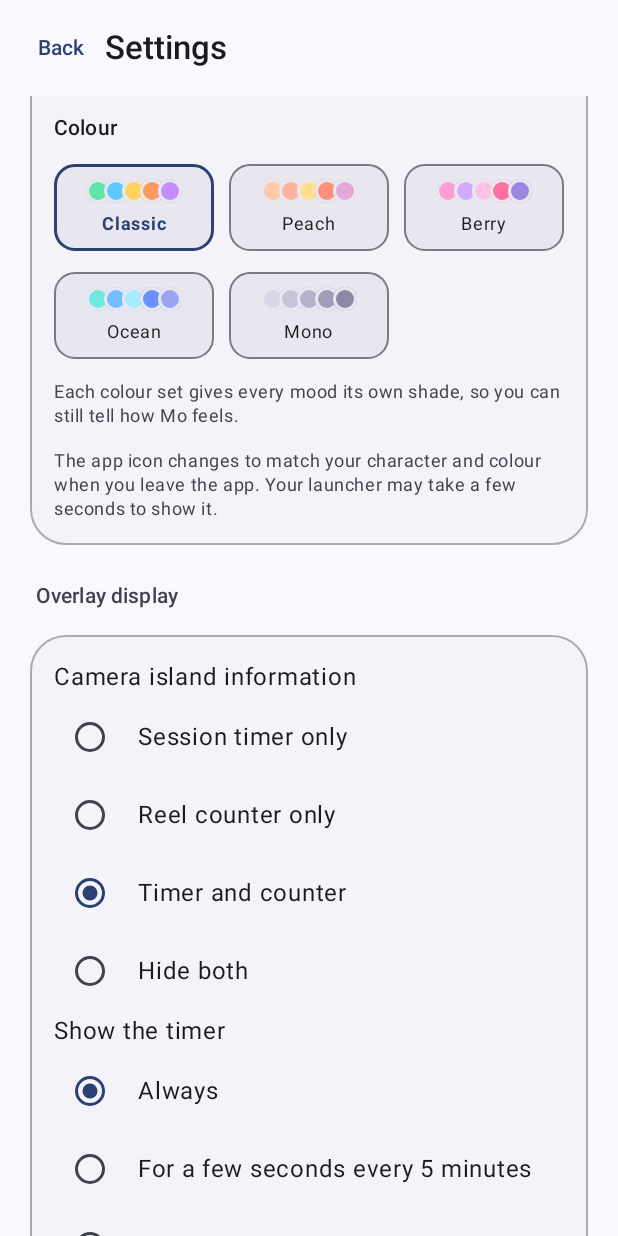
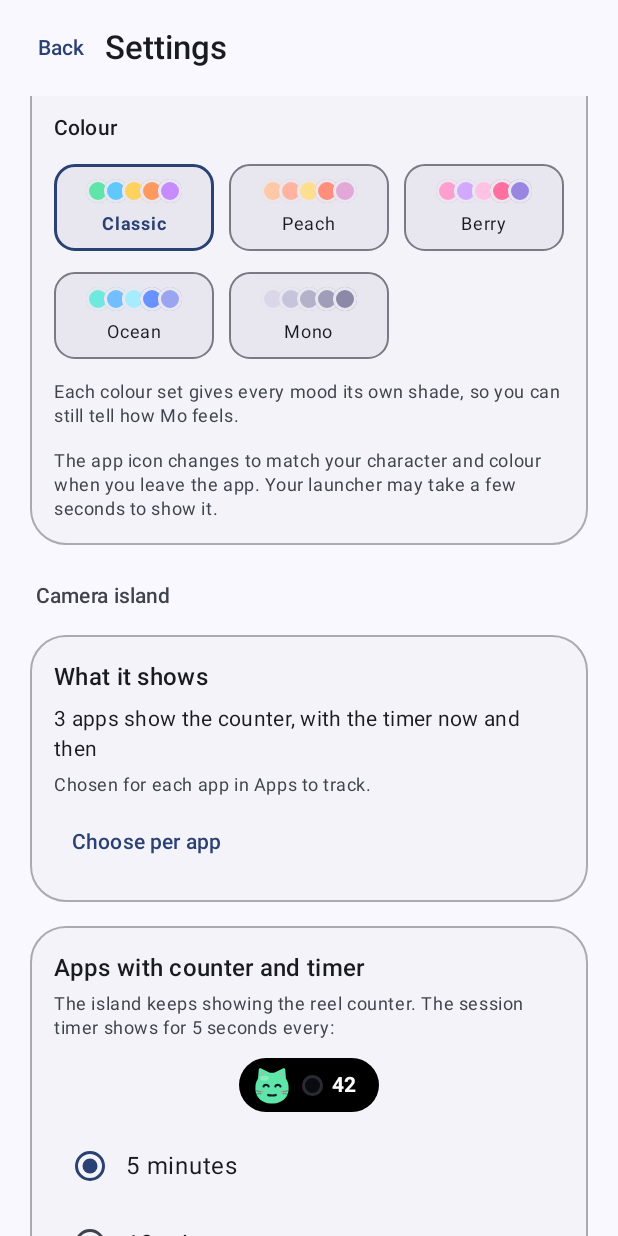
Before and after one commit to aman-dhakar-191/Mindscroll, an Android app built with Jetpack Compose: the composable SettingsScreen shown on its own in the app's theme, scrolled down 532 dp, on a phone screen of 412 x 824 dp. Run offline under Robolectric (Android 15) with nearby library versions, the phone set to English and light mode, and no system bars.

Commit message:
Camera island: choose per app, counter with the timer now and then, hide after leaving, centred on the camera
- Apps to track: every tracked app picks what the island shows (Timer, Counter, Both,
  Nothing). Counter and Both need reel counting; an app without it never shows a counter.
- Both keeps the reel counter up and shows the session timer for 5 seconds every 5 or 10
  minutes. No more vertical scrolling: changes fade. The timer-only rhythm (always, 5, 10)
  is its own option, and the timer stays up 5 s (was 8).
- Settings -> Camera island is rebuilt around that, with a preview of the island per panel.
- New: hide the island 3 or 5 seconds after leaving an app. When the phone can't say what is
  in front, the wait is twice that instead of 30 s.
- The camera hole is centred in the island: both sides get the same width. The detection log
  records where the camera and island are, to explain an island that looks off-centre.
- What the island shows is decided in one tested function (IslandInfo) and logged. The old
  single setting only supplies defaults, so nobody's island changes on update.

Co-Authored-By: Claude Sonnet 5.5 <noreply@anthropic.com>
Claude-Session: https://claude.ai/code/session_014Jy7NZRPTkKj44MLDw1twb

```diff
--- a/app/src/main/java/io/github/amandhakar/mindscroll/data/Settings.kt
+++ b/app/src/main/java/io/github/amandhakar/mindscroll/data/Settings.kt
@@ -17,7 +17,35 @@ class Settings(context: Context) {
     private val prefs: SharedPreferences =
         context.getSharedPreferences("settings", Context.MODE_PRIVATE)
 
-    enum class InfoMode { TIMER, COUNTER, BOTH, HIDDEN }
+    /**
+     * What the camera island shows in one app. [BOTH] keeps the reel counter up and shows the
+     * session timer now and then (see [TimerReveal]); there is no scrolling between them.
+     * Counter and Both need reel counting in that app, so without it they fall back to the timer.
+     */
+    enum class AppInfo { TIMER, COUNTER, BOTH, NOTHING }
+
+    /** How soon after leaving an app the island hides. */
+    enum class LeaveDelay(val ms: Long) { THREE_SECONDS(3_000L), FIVE_SECONDS(5_000L) }
+
+    /**
+     * What the island shows in each app: the user's own choice per app, or the default for apps
+     * they haven't chosen for. Pure data, so the rules are testable.
+     */
+    data class InfoChoices(
+        val perApp: Map<String, AppInfo> = emptyMap(),
+        /** For an app that counts reels and has no choice of its own. */
+        val reelDefault: AppInfo = AppInfo.BOTH,
+        /** For any other tracked app with no choice of its own. */
+        val otherDefault: AppInfo = AppInfo.TIMER,
+    ) {
+        /** What [packageName] shows, given whether it counts reels. Null package: the reel default. */
+        fun choiceFor(packageName: String?, countsReels: Boolean): AppInfo {
+            val chosen = packageName?.let { perApp[it] }
+                ?: if (countsReels || packageName == null) reelDefault else otherDefault
+            // A counter needs reels to count: an app that doesn't count them shows the timer instead.
+            return if (!countsReels && (chosen == AppInfo.COUNTER || chosen == AppInfo.BOTH)) AppInfo.TIMER else chosen
+        }
+    }
     enum class MascotSize { COMPACT, STANDARD, LARGE }
 
     /**
@@ -52,12 +80,15 @@ class Settings(context: Context) {
     data class Display(
         val cameraPatch: Boolean,
         val bubble: Boolean,
-        val infoMode: InfoMode,
-        val autoScroll: Boolean,
+        val info: InfoChoices,
         val mascotSize: MascotSize,
         val motionStyle: MotionStyle,
         val milestoneReactions: Boolean,
+        /** How often the timer shows in apps set to the timer only. */
         val timerReveal: TimerReveal = TimerReveal.ALWAYS,
+        /** How often the timer shows over the counter in apps set to Both. Never "always". */
+        val counterTimerEvery: TimerReveal = TimerReveal.EVERY_5_MIN,
+        val leaveDelay: LeaveDelay = LeaveDelay.THREE_SECONDS,
         val character: MoCharacter = MoCharacter.MO,
         val palette: MoPalette = MoPalette.CLASSIC,
     )
@@ -80,14 +111,53 @@ class Settings(context: Context) {
         get() = prefs.getBoolean(KEY_BUBBLE, false)
         set(value) = prefs.edit().putBoolean(KEY_BUBBLE, value).apply()
 
-    var infoMode: InfoMode
-        get() = runCatching { InfoMode.valueOf(prefs.getString(KEY_INFO_MODE, InfoMode.BOTH.name)!!) }
-            .getOrDefault(InfoMode.BOTH)
-        set(value) = prefs.edit().putString(KEY_INFO_MODE, value.name).apply()
+    /**
+     * The old, single "what the island shows" setting. No longer written: it only supplies the
+     * defaults for apps the user hasn't chosen for yet, so nobody's island changes on update.
+     * Both with auto-scroll off used to mean the counter alone.
+     */
+    private fun legacyInfo(): AppInfo {
+        val stored = prefs.getString(KEY_INFO_MODE, "BOTH")
+        return when {
+            stored == "TIMER" -> AppInfo.TIMER
+            stored == "COUNTER" -> AppInfo.COUNTER
+            stored == "HIDDEN" -> AppInfo.NOTHING
+            !prefs.getBoolean(KEY_AUTO_SCROLL, true) -> AppInfo.COUNTER
+            else -> AppInfo.BOTH
+        }
+    }
 
-    var autoScroll: Boolean
-        get() = prefs.getBoolean(KEY_AUTO_SCROLL, true)
-        set(value) = prefs.edit().putBoolean(KEY_AUTO_SCROLL, value).apply()
+    /** What the island shows in each app (see [InfoChoices]). */
+    fun infoChoices(): InfoChoices {
+        val legacy = legacyInfo()
+        val perApp = (prefs.getStringSet(KEY_APP_INFO, null) ?: emptySet()).mapNotNull { entry ->
+            val at = entry.lastIndexOf('=')
+            if (at <= 0) return@mapNotNull null
+            val info = runCatching { AppInfo.valueOf(entry.substring(at + 1)) }.getOrNull() ?: return@mapNotNull null
+            entry.substring(0, at) to info
+        }.toMap()
+        return InfoChoices(
+            perApp = perApp,
+            reelDefault = legacy,
+            otherDefault = if (legacy == AppInfo.NOTHING) AppInfo.NOTHING else AppInfo.TIMER,
+        )
+    }
+
+    /** The user's choice of what the island shows in [packageName]. */
+    fun setAppInfo(packageName: String, info: AppInfo) {
+        val others = (prefs.getStringSet(KEY_APP_INFO, null) ?: emptySet()).filterNot { it.startsWith("$packageName=") }
+        prefs.edit().putStringSet(KEY_APP_INFO, (others + "$packageName=${info.name}").toSet()).apply()
+    }
+
+    var counterTimerEvery: TimerReveal
+        get() = runCatching { TimerReveal.valueOf(prefs.getString(KEY_COUNTER_TIMER_EVERY, TimerReveal.EVERY_5_MIN.name)!!) }
+            .getOrDefault(TimerReveal.EVERY_5_MIN).takeIf { it != TimerReveal.ALWAYS } ?: TimerReveal.EVERY_5_MIN
+        set(value) = prefs.edit().putString(KEY_COUNTER_TIMER_EVERY, value.name).apply()
+
+    var leaveDelay: LeaveDelay
+        get() = runCatching { LeaveDelay.valueOf(prefs.getString(KEY_LEAVE_DELAY, LeaveDelay.THREE_SECONDS.name)!!) }
+            .getOrDefault(LeaveDelay.THREE_SECONDS)
+        set(value) = prefs.edit().putString(KEY_LEAVE_DELAY, value.name).apply()
 
     var mascotSize: MascotSize
         get() = runCatching { MascotSize.valueOf(prefs.getString(KEY_MASCOT_SIZE, MascotSize.STANDARD.name)!!) }
@@ -167,13 +237,14 @@ class Settings(context: Context) {
     }.conflate()
 
     fun display() = Display(
-        cameraPatch, bubble, infoMode, autoScroll, mascotSize, motionStyle, milestoneReactions,
-        timerReveal, mascotCharacter, mascotPalette,
+        cameraPatch, bubble, infoChoices(), mascotSize, motionStyle, milestoneReactions,
+        timerReveal, counterTimerEvery, leaveDelay, mascotCharacter, mascotPalette,
     )
 
     fun observeDisplay(): Flow<Display> = callbackFlow {
         val listener = SharedPreferences.OnSharedPreferenceChangeListener { _, key ->
-            if (key == KEY_CAMERA_PATCH || key == KEY_BUBBLE || key == KEY_INFO_MODE || key == KEY_AUTO_SCROLL || key == KEY_MASCOT_SIZE || key == KEY_MOTION_STYLE || key == KEY_MILESTONE_REACTIONS ||
+            if (key == KEY_CAMERA_PATCH || key == KEY_BUBBLE || key == KEY_INFO_MODE || key == KEY_AUTO_SCROLL || key == KEY_APP_INFO ||
+                key == KEY_COUNTER_TIMER_EVERY || key == KEY_LEAVE_DELAY || key == KEY_MASCOT_SIZE || key == KEY_MOTION_STYLE || key == KEY_MILESTONE_REACTIONS ||
                 key == KEY_MASCOT_CHARACTER || key == KEY_MASCOT_PALETTE || key == KEY_TIMER_REVEAL
             ) trySend(display())
         }
@@ -189,6 +260,9 @@ class Settings(context: Context) {
         const val KEY_DIAGNOSTICS_ENABLED = "diagnostics_enabled"
         const val KEY_INFO_MODE = "info_mode"
         const val KEY_AUTO_SCROLL = "auto_scroll"
+        const val KEY_APP_INFO = "app_info"
+        const val KEY_COUNTER_TIMER_EVERY = "counter_timer_every"
+        const val KEY_LEAVE_DELAY = "leave_delay"
         const val KEY_MASCOT_SIZE = "mascot_size"
         const val KEY_MOTION_STYLE = "motion_style"
         const val KEY_MILESTONE_REACTIONS = "milestone_reactions"
--- a/app/src/main/java/io/github/amandhakar/mindscroll/service/AppSessionWatcher.kt
+++ b/app/src/main/java/io/github/amandhakar/mindscroll/service/AppSessionWatcher.kt
@@ -40,6 +40,11 @@ class AppSessionWatcher(
             if (sessions.current == null || now - lastFlushAt >= FLUSH_MS) flush(now)
             publish()
         }
+    }
+
+    /** How long after leaving an app its session ends (see [AppSessions.setLeaveDelay]). */
+    fun setLeaveDelay(ms: Long) {
+        sessions.setLeaveDelay(ms)
     }
 
     /** Which apps are tracked changed. */
--- a/app/src/main/java/io/github/amandhakar/mindscroll/service/TrackerAccessibilityService.kt
+++ b/app/src/main/java/io/github/amandhakar/mindscroll/service/TrackerAccessibilityService.kt
@@ -117,6 +117,7 @@ class TrackerAccessibilityService : AccessibilityService() {
                 .collect { (state, display) ->
                     CounterNotification.show(this@TrackerAccessibilityService, state)
                     overlay.show(state, display)
+                    appSessions.setLeaveDelay(display.leaveDelay.ms)
                     CounterWidget.update(this@TrackerAccessibilityService, state)
                     brain.onCounter(state.total, state.mood)
                 }
--- /dev/null
+++ b/app/src/main/java/io/github/amandhakar/mindscroll/ui/IslandChoices.kt
@@ -0,0 +1,248 @@
+package io.github.amandhakar.mindscroll.ui
+
+import androidx.compose.foundation.background
+import androidx.compose.foundation.border
+import androidx.compose.foundation.clickable
+import androidx.compose.foundation.layout.Arrangement
+import androidx.compose.foundation.layout.Box
+import androidx.compose.foundation.layout.Column
+import androidx.compose.foundation.layout.Row
+import androidx.compose.foundation.layout.fillMaxWidth
+import androidx.compose.foundation.layout.height
+import androidx.compose.foundation.layout.padding
+import androidx.compose.foundation.layout.size
+import androidx.compose.foundation.selection.selectable
+import androidx.compose.foundation.shape.CircleShape
+import androidx.compose.foundation.shape.RoundedCornerShape
+import androidx.compose.material3.MaterialTheme
+import androidx.compose.material3.RadioButton
+import androidx.compose.material3.Text
+import androidx.compose.material3.TextButton
+import androidx.compose.runtime.Composable
+import androidx.compose.runtime.getValue
+import androidx.compose.runtime.mutableStateOf
+import androidx.compose.runtime.remember
+import androidx.compose.runtime.setValue
+import androidx.compose.ui.Alignment
+import androidx.compose.ui.Modifier
+import androidx.compose.ui.draw.alpha
+import androidx.compose.ui.graphics.Color
+import androidx.compose.ui.semantics.Role
+import androidx.compose.ui.text.font.FontWeight
+import androidx.compose.ui.unit.dp
+import androidx.lifecycle.compose.collectAsStateWithLifecycle
+import io.github.amandhakar.mindscroll.data.Settings
+import io.github.amandhakar.mindscroll.data.Settings.AppInfo
+import io.github.amandhakar.mindscroll.data.Settings.TimerReveal
+import io.github.amandhakar.mindscroll.mascot.MoLook
+import io.github.amandhakar.mindscroll.mascot.Mood
+import io.github.amandhakar.mindscroll.tracker.TrackedApps
+
+private val InfoLabels = listOf(
+    AppInfo.TIMER to "Timer",
+    AppInfo.COUNTER to "Counter",
+    AppInfo.BOTH to "Both",
+    AppInfo.NOTHING to "Nothing",
+)
+
+/**
+ * Timer, Counter, Both or Nothing for one app. Counter and Both need reel counting in that app,
+ * so without it they are greyed out. [selected] is what the app really shows.
+ */
+@Composable
+fun InfoSegments(
+    selected: AppInfo,
+    countsReels: Boolean,
+    onChoose: (AppInfo) -> Unit,
+    modifier: Modifier = Modifier,
+) {
+    val primary = MaterialTheme.colorScheme.primary
+    val line = MaterialTheme.colorScheme.outlineVariant
+    Row(
+        modifier
+            .fillMaxWidth()
+            .height(40.dp)
+            .border(1.dp, line, RoundedCornerShape(12.dp))
+            .background(MaterialTheme.colorScheme.surface, RoundedCornerShape(12.dp)),
+    ) {
+        for ((info, label) in InfoLabels) {
+            val needsReels = (info == AppInfo.COUNTER || info == AppInfo.BOTH) && !countsReels
+            val on = info == selected
+            Box(
+                Modifier
+                    .weight(1f)
+                    .height(40.dp)
+                    .background(if (on) primary else Color.Transparent, RoundedCornerShape(12.dp))
+                    .alpha(if (needsReels) 0.38f else 1f)
+                    .selectable(selected = on, enabled = !needsReels, role = Role.RadioButton) { onChoose(info) },
+                contentAlignment = Alignment.Center,
+            ) {
+                Text(
+                    label,
+                    style = MaterialTheme.typography.labelLarge,
+                    fontWeight = if (on) FontWeight.Bold else FontWeight.Normal,
+                    color = if (on) MaterialTheme.colorScheme.onPrimary else MaterialTheme.colorScheme.onSurface,
+                )
+            }
+        }
+    }
+}
+
+/** A radio row with an optional line under it, greyed out and inert when not [enabled]. */
+@Composable
+fun ChoiceRow(
+    label: String,
+    selected: Boolean,
+    modifier: Modifier = Modifier,
+    subtitle: String? = null,
+    enabled: Boolean = true,
+    onClick: () -> Unit,
+) {
+    Row(
+        modifier
+            .fillMaxWidth()
+            .alpha(if (enabled) 1f else 0.5f)
+            .selectable(selected = selected, enabled = enabled, role = Role.RadioButton, onClick = onClick),
+        verticalAlignment = Alignment.CenterVertically,
+    ) {
+        RadioButton(selected = selected, onClick = null, enabled = enabled, modifier = Modifier.padding(12.dp))
+        Column(Modifier.padding(vertical = 6.dp)) {
+            Text(label, style = MaterialTheme.typography.bodyLarge)
+            if (subtitle != null) {
+                Text(subtitle, style = MaterialTheme.typography.bodySmall, color = MaterialTheme.colorScheme.onSurfaceVariant)
+            }
+        }
+    }
+}
+
+/** The island as it looks next to the camera: Mo, the camera hole, and [text] (or nothing). */
+@Composable
+fun IslandPill(text: String?, modifier: Modifier = Modifier) {
+    Box(modifier.fillMaxWidth(), contentAlignment = Alignment.Center) {
+        Row(
+            Modifier
+                .background(Color.Black, RoundedCornerShape(50))
+                .padding(horizontal = 8.dp, vertical = 4.dp),
+            verticalAlignment = Alignment.CenterVertically,
+            horizontalArrangement = Arrangement.spacedBy(6.dp),
+        ) {
+            MoSticker(MoLook.character, MoLook.palette, Modifier.size(28.dp), Mood.CHILL)
+            Box(Modifier.size(14.dp).background(Color(0xFF0A0B10), CircleShape).border(1.5.dp, Color(0xFF2A2A33), CircleShape))
+            if (text != null) {
+                Text(text, color = Color.White, style = MaterialTheme.typography.labelLarge, fontWeight = FontWeight.Bold, modifier = Modifier.padding(end = 6.dp))
+            } else {
+                Box(Modifier.size(28.dp))
+            }
+        }
+    }
+}
+
+/**
+ * Settings → Camera island: what is chosen per app (in Apps to track), how often the timer
+ * shows, and how soon the island hides after leaving an app.
+ */
+@Composable
+fun IslandSettings(settings: Settings, onOpenApps: () -> Unit) {
+    val tracked by TrackedApps.packages.collectAsStateWithLifecycle()
+    // Read so the summary follows the reel choice; countsReels answers per app.
+    val reelChoice by TrackedApps.reelPackages.collectAsStateWithLifecycle()
+    val choices = remember { settings.infoChoices() }
+    var timerOnly by remember { mutableStateOf(settings.timerReveal) }
+    var counterTimer by remember { mutableStateOf(settings.counterTimerEvery) }
+    var leave by remember { mutableStateOf(settings.leaveDelay) }
+
+    val shown = remember(tracked, reelChoice) {
+        tracked.map { choices.choiceFor(it, TrackedApps.countsReels(it)) }
+    }
+    val bothApps = shown.count { it == AppInfo.BOTH }
+    val timerApps = shown.count { it == AppInfo.TIMER }
+    val counterApps = shown.count { it == AppInfo.COUNTER }
+    val nothingApps = shown.count { it == AppInfo.NOTHING }
+
+    Panel {
+        Column(Modifier.padding(16.dp), verticalArrangement = Arrangement.spacedBy(6.dp)) {
+            Text("What it shows", style = MaterialTheme.typography.titleMedium, fontWeight = FontWeight.SemiBold)
+            fun line(count: Int, one: String, many: String) =
+                if (count == 0) null else "$count ${if (count == 1) "app $one" else "apps $many"}"
+            val lines = listOfNotNull(
+                line(bothApps, "shows the counter, with the timer now and then", "show the counter, with the timer now and then"),
+                line(counterApps, "shows the reel counter", "show the reel counter"),
+                line(timerApps, "shows the session timer", "show the session timer"),
+                line(nothingApps, "shows nothing but Mo", "show nothing but Mo"),
+            )
+            if (lines.isEmpty()) Text("No tracked apps yet.", style = MaterialTheme.typography.bodyMedium)
+            lines.forEach { Text(it, style = MaterialTheme.typography.bodyMedium) }
+            Text(
+                "Chosen for each app in Apps to track.",
+                style = MaterialTheme.typography.bodySmall,
+                color = MaterialTheme.colorScheme.onSurfaceVariant,
+            )
+            TextButton(onClick = onOpenApps) { Text("Choose per app") }
+        }
+    }
+
+    Panel {
+        Column(Modifier.padding(16.dp), verticalArrangement = Arrangement.spacedBy(4.dp)) {
+            Text("Apps with counter and timer", style = MaterialTheme.typography.titleMedium, fontWeight = FontWeight.SemiBold)
+            Text(
+                if (bothApps > 0) "The island keeps showing the reel counter. The session timer shows for 5 seconds every:"
+                else "Turned off: no app shows counter and timer. Pick Both for an app to use this.",
+                style = MaterialTheme.typography.bodySmall,
+                color = MaterialTheme.colorScheme.onSurfaceVariant,
+            )
+            IslandPill("42", Modifier.padding(vertical = 8.dp))
+            ChoiceRow("5 minutes", counterTimer == TimerReveal.EVERY_5_MIN, enabled = bothApps > 0) {
+                counterTimer = TimerReveal.EVERY_5_MIN
+                settings.counterTimerEvery = counterTimer
+            }
+            ChoiceRow("10 minutes", counterTimer == TimerReveal.EVERY_10_MIN, enabled = bothApps > 0) {
+                counterTimer = TimerReveal.EVERY_10_MIN
+                settings.counterTimerEvery = counterTimer
+            }
+        }
+    }
+
+    Panel {
+        Column(Modifier.padding(16.dp), verticalArrangement = Arrangement.spacedBy(4.dp)) {
+            Text("Apps with the timer only", style = MaterialTheme.typography.titleMedium, fontWeight = FontWeight.SemiBold)
+            Text(
+                if (timerApps > 0) "How often the session timer is shown:"
+                else "Turned off: no app shows the timer only. Pick Timer for an app to use this.",
+                style = MaterialTheme.typography.bodySmall,
+                color = MaterialTheme.colorScheme.onSurfaceVariant,
+            )
+            IslandPill("12:30", Modifier.padding(vertical = 8.dp))
+            ChoiceRow("Always on", timerOnly == TimerReveal.ALWAYS, enabled = timerApps > 0) {
+                timerOnly = TimerReveal.ALWAYS
+                settings.timerReveal = timerOnly
+            }
+            ChoiceRow("Every 5 minutes", timerOnly == TimerReveal.EVERY_5_MIN, subtitle = "Hidden in between. Up for 5 seconds each time.", enabled = timerApps > 0) {
+                timerOnly = TimerReveal.EVERY_5_MIN
+                settings.timerReveal = timerOnly
+            }
+            ChoiceRow("Every 10 minutes", timerOnly == TimerReveal.EVERY_10_MIN, subtitle = "Hidden in between. Up for 5 seconds each time.", enabled = timerApps > 0) {
+                timerOnly = TimerReveal.EVERY_10_MIN
+                settings.timerReveal = timerOnly
+            }
+        }
+    }
+
+    Panel {
+        Column(Modifier.padding(16.dp), verticalArrangement = Arrangement.spacedBy(4.dp)) {
+            Text("When you leave an app", style = MaterialTheme.typography.titleMedium, fontWeight = FontWeight.SemiBold)
+            Text(
+                "After you switch away from a tracked app, Mo says goodbye and the island hides after:",
+                style = MaterialTheme.typography.bodySmall,
+                color = MaterialTheme.colorScheme.onSurfaceVariant,
+            )
+            ChoiceRow("3 seconds", leave == Settings.LeaveDelay.THREE_SECONDS, subtitle = "About as quick as it was before.") {
+                leave = Settings.LeaveDelay.THREE_SECONDS
+                settings.leaveDelay = leave
+            }
+            ChoiceRow("5 seconds", leave == Settings.LeaveDelay.FIVE_SECONDS, subtitle = "Waits a little longer, so a quick peek at a notification doesn't end your session.") {
+                leave = Settings.LeaveDelay.FIVE_SECONDS
+                settings.leaveDelay = leave
+            }
+        }
+    }
+}
--- a/app/src/main/java/io/github/amandhakar/mindscroll/ui/SettingsScreen.kt
+++ b/app/src/main/java/io/github/amandhakar/mindscroll/ui/SettingsScreen.kt
@@ -37,9 +37,6 @@ fun SettingsScreen(onBack: () -> Unit, onOpenApps: () -> Unit, onOpenMemories: (
     val settings = context.app.settings
     var character by remember { mutableStateOf(settings.mascotCharacter) }
     var palette by remember { mutableStateOf(settings.mascotPalette) }
-    var infoMode by remember { mutableStateOf(settings.infoMode) }
-    var autoScroll by remember { mutableStateOf(settings.autoScroll) }
-    var timerReveal by remember { mutableStateOf(settings.timerReveal) }
     var cameraPatch by remember { mutableStateOf(settings.cameraPatch) }
     var bubble by remember { mutableStateOf(settings.bubble) }
     var mascotSize by remember { mutableStateOf(settings.mascotSize) }
@@ -87,52 +84,8 @@ fun SettingsScreen(onBack: () -> Unit, onOpenApps: () -> Unit, onOpenMemories: (
                 }
             }
 
-            SectionHeader("Overlay display")
-            Panel {
-                Column(Modifier.padding(16.dp), verticalArrangement = Arrangement.spacedBy(4.dp)) {
-                    Text("Camera island information", style = MaterialTheme.typography.bodyLarge)
-                    InfoChoice("Session timer only", infoMode == Settings.InfoMode.TIMER) {
-                        infoMode = Settings.InfoMode.TIMER
-                        settings.infoMode = infoMode
-                    }
-                    InfoChoice("Reel counter only", infoMode == Settings.InfoMode.COUNTER) {
-                        infoMode = Settings.InfoMode.COUNTER
-                        settings.infoMode = infoMode
-                    }
-                    InfoChoice("Timer and counter", infoMode == Settings.InfoMode.BOTH) {
-                        infoMode = Settings.InfoMode.BOTH
-                        settings.infoMode = infoMode
-                    }
-                    InfoChoice("Hide both", infoMode == Settings.InfoMode.HIDDEN) {
-                        infoMode = Settings.InfoMode.HIDDEN
-                        settings.infoMode = infoMode
-                    }
-                    if (infoMode == Settings.InfoMode.TIMER || infoMode == Settings.InfoMode.BOTH) {
-                        Text("Show the timer", style = MaterialTheme.typography.bodyLarge)
-                        InfoChoice("Always", timerReveal == Settings.TimerReveal.ALWAYS) {
-                            timerReveal = Settings.TimerReveal.ALWAYS
-                            settings.timerReveal = timerReveal
-                        }
-                        InfoChoice("For a few seconds every 5 minutes", timerReveal == Settings.TimerReveal.EVERY_5_MIN) {
-                            timerReveal = Settings.TimerReveal.EVERY_5_MIN
-                            settings.timerReveal = timerReveal
-                        }
-                        InfoChoice("For a few seconds every 10 minutes", timerReveal == Settings.TimerReveal.EVERY_10_MIN) {
-                            timerReveal = Settings.TimerReveal.EVERY_10_MIN
-                            settings.timerReveal = timerReveal
-                        }
-                    }
-                    PreferenceSwitch(
-                        title = "Auto-scroll between timer and counter",
-                        subtitle = "When enabled, the island alternates between both values.",
-                        checked = autoScroll,
-                        enabled = infoMode == Settings.InfoMode.BOTH,
-                    ) {
-                        autoScroll = it
-                        settings.autoScroll = it
-                    }
-                }
-            }
+            SectionHeader("Camera island")
+            IslandSettings(settings, onOpenApps)
 
             SectionHeader("Where Mo appears")
             Panel {
```
Also changed, not shown: app/src/main/java/io/github/amandhakar/mindscroll/display/CounterOverlay.kt (+68 -64 lines), app/src/main/java/io/github/amandhakar/mindscroll/display/IslandInfo.kt (added, +52 -0 lines), app/src/main/java/io/github/amandhakar/mindscroll/service/AppSessions.kt (+15 -2 lines), app/src/main/java/io/github/amandhakar/mindscroll/ui/TrackedAppsScreen.kt (+40 -20 lines), 4 other files.
